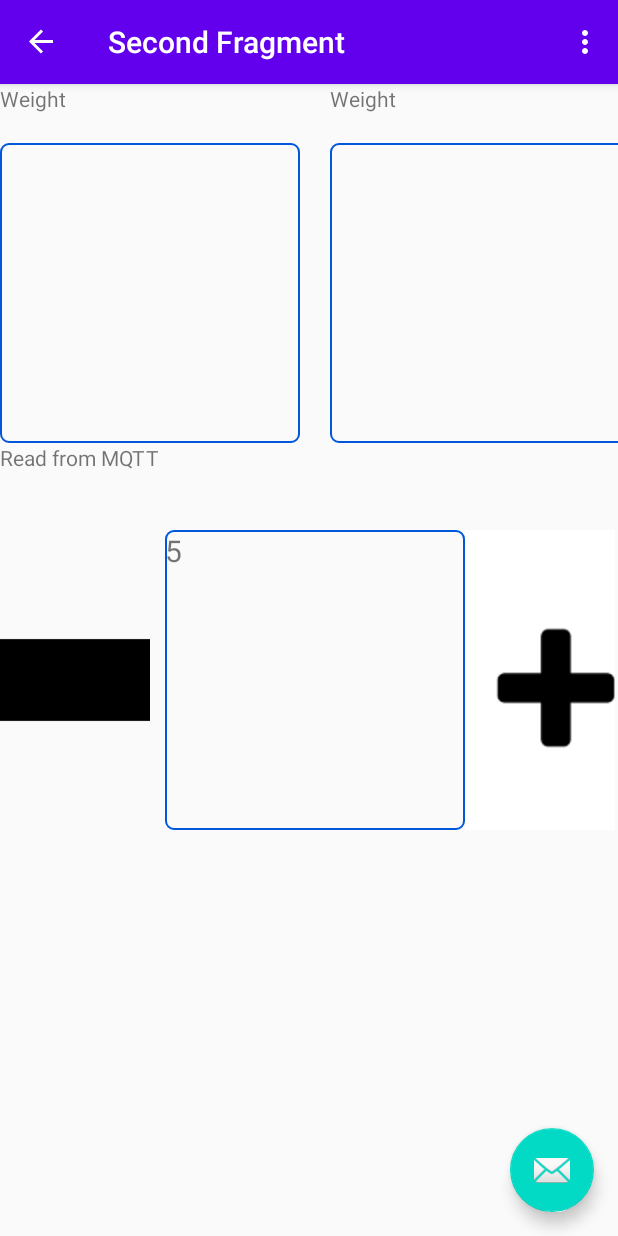
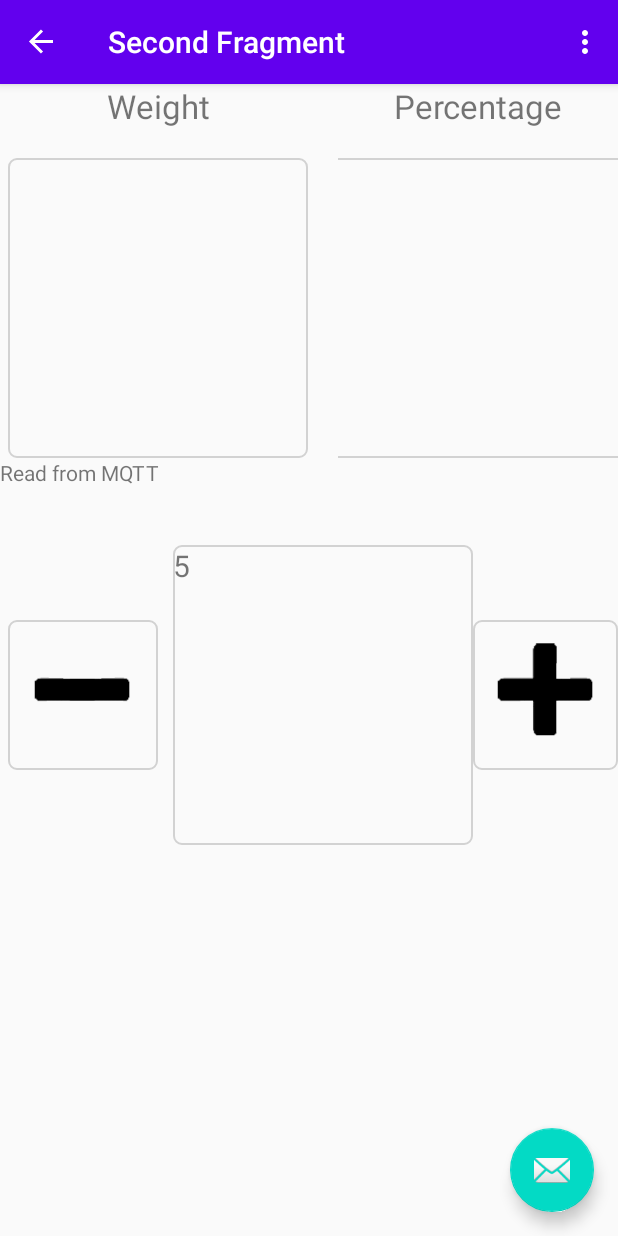
Before and after one commit to o1gres/BilanciaAndroid, an Android app: the screen it shows after launch (MainActivity), after a tap on "Cover Scale Image", on a phone screen of 412 x 824 dp. Run offline under Robolectric (Android 15) with nearby library versions, the light colour scheme and no system bars; our stand-ins replace navigation-ui; libraries missing offline, so code that uses them is left out: org.eclipse.paho; 1 other tap on this screen came first.

Commit message:
Update graphic

```diff
--- a/app/src/main/res/drawable/edit_text_border.xml
+++ b/app/src/main/res/drawable/edit_text_border.xml
@@ -11,6 +11,6 @@
         android:topLeftRadius="5dp"
         android:topRightRadius="5dp"/>
     <stroke
-        android:color="#0057D9"
+        android:color="#D2D2D2"
         android:width="1dp"/>
 </shape>
--- a/app/src/main/res/layout/fragment_second.xml
+++ b/app/src/main/res/layout/fragment_second.xml
@@ -24,20 +24,28 @@
                     android:id="@+id/linear1"
                     android:layout_width="wrap_content"
                     android:layout_height="wrap_content"
+                    android:layout_marginLeft="5dp"
                     android:orientation="vertical">
 
                         <TextView
                             android:id="@+id/WeightTitle"
                             android:layout_width="200dp"
                             android:layout_height="wrap_content"
+                            android:textAlignment="center"
+                            android:layout_gravity="center"
+                            android:textSize="22dp"
                             android:text="@string/textview_weight_title"/>
 
 
                         <TextView
+
                             android:id="@+id/WeightSize"
                             android:layout_width="200dp"
                             android:layout_height="200dp"
                             android:layout_marginTop="20dp"
+                            android:textSize="130dp"
+                            android:textAlignment="center"
+                            android:layout_gravity="center"
                             android:background="@drawable/edit_text_border" />
 
                 </LinearLayout>
@@ -54,7 +62,10 @@
                             android:id="@+id/PercentageTitle"
                             android:layout_width="200dp"
                             android:layout_height="wrap_content"
-                            android:text="@string/textview_weight_title"/>
+                            android:textAlignment="center"
+                            android:layout_gravity="center"
+                            android:textSize="22dp"
+                            android:text="@string/textview_percentage_title"/>
 
 
                         <TextView
@@ -62,6 +73,9 @@
                             android:layout_width="200dp"
                             android:layout_height="200dp"
                             android:layout_marginTop="20dp"
+                            android:textSize="130dp"
+                            android:textAlignment="center"
+                            android:layout_gravity="center"
                             android:background="@drawable/edit_text_border" />
                 </LinearLayout>
 
@@ -97,17 +111,20 @@
             android:id="@+id/thirdRow"
             android:layout_width="match_parent"
             android:layout_height="wrap_content"
+            android:layout_marginLeft="5dp"
             android:orientation="horizontal">
 
 
             <ImageView
                 android:id="@+id/minus"
-                android:layout_width="100dp"
-                android:layout_height="200dp"
+                android:layout_width="wrap_content"
+                android:layout_height="100dp"
                 android:scaleType="centerCrop"
                 android:adjustViewBounds="true"
+                android:layout_gravity="center"
                 android:contentDescription="@string/cover_image_description"
-                android:src="@drawable/minus" />
+                android:src="@drawable/minus"
+                android:background="@drawable/edit_text_border"/>
 
             <TextView
                 android:id="@+id/readGasSize"
@@ -120,12 +137,14 @@
 
             <ImageView
                 android:id="@+id/plus"
-                android:layout_width="100dp"
-                android:layout_height="200dp"
+                android:layout_width="wrap_content"
+                android:layout_height="100dp"
                 android:scaleType="centerCrop"
                 android:adjustViewBounds="true"
+                android:layout_gravity="center"
                 android:contentDescription="@string/cover_image_description"
-                android:src="@drawable/plus" />
+                android:src="@drawable/plus"
+                android:background="@drawable/edit_text_border"/>
 
 
         </LinearLayout>
```
Also changed, not shown: app/src/main/res/drawable-v24/minus.png, app/src/main/res/drawable-v24/plus.png.
